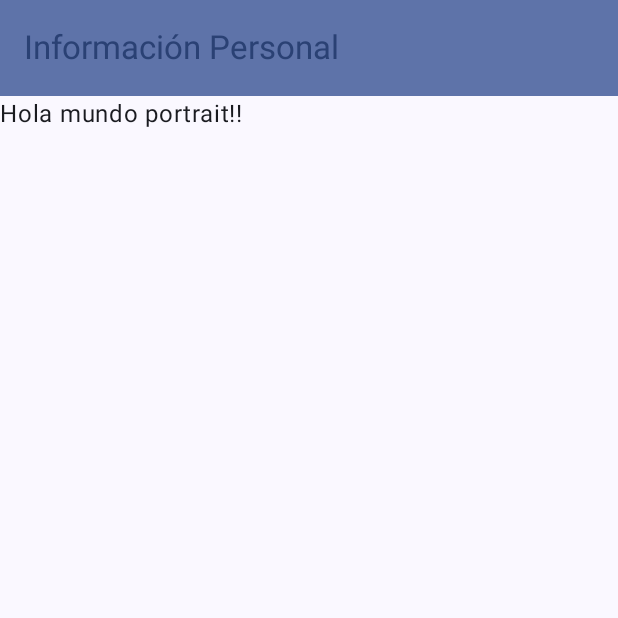
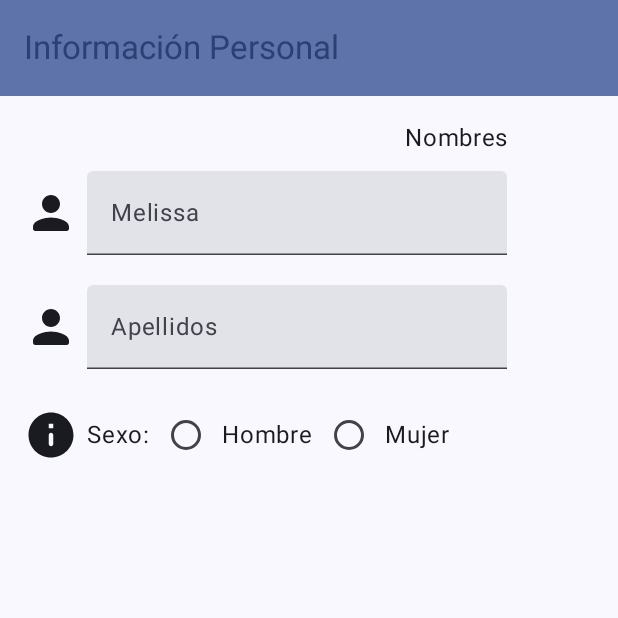
Before and after one commit to FerneyMontoya6/LabsCM20242-Gr03, an Android app built with Jetpack Compose: the screen it shows after launch (MainActivity), on a phone screen of 412 x 824 dp, the top half of it. Run offline under Robolectric (Android 15) with nearby library versions, the phone set to English and light mode, and no system bars.

Commit message:
:sparkles: Beginning of PersonalDataActivity screen

```diff
--- a/Lab1-UI/src/main/java/com/example/labscm20242_gr03/screens/PersonalDataActivity.kt
+++ b/Lab1-UI/src/main/java/com/example/labscm20242_gr03/screens/PersonalDataActivity.kt
@@ -1,32 +1,36 @@
 package com.example.labscm20242_gr03.screens
 
 import android.content.res.Configuration
-import androidx.compose.foundation.layout.Box
-import androidx.compose.foundation.layout.Column
-import androidx.compose.foundation.layout.fillMaxSize
-import androidx.compose.foundation.layout.padding
-import androidx.compose.material3.ExperimentalMaterial3Api
-import androidx.compose.material3.MaterialTheme
-import androidx.compose.material3.Scaffold
-import androidx.compose.material3.Text
-import androidx.compose.material3.TopAppBar
-import androidx.compose.material3.TopAppBarDefaults.topAppBarColors
+import androidx.compose.foundation.layout.*
+import androidx.compose.material.icons.Icons
+import androidx.compose.material.icons.rounded.Info
+import androidx.compose.material.icons.rounded.Person
+import androidx.compose.material3.*
 import androidx.compose.runtime.Composable
+import androidx.compose.runtime.getValue
+import androidx.compose.runtime.mutableStateOf
+import androidx.compose.runtime.remember
+import androidx.compose.runtime.saveable.rememberSaveable
+import androidx.compose.runtime.setValue
+import androidx.compose.ui.Alignment
 import androidx.compose.ui.Modifier
 import androidx.compose.ui.platform.LocalConfiguration
-import androidx.compose.ui.tooling.preview.Preview
+import androidx.compose.ui.unit.dp
 import androidx.navigation.NavController
 
 @OptIn(ExperimentalMaterial3Api::class)
 @Composable
 fun PersonalDataActivity(navController: NavController) {
+    var inputText by rememberSaveable { mutableStateOf("") }
+    var selectedGender by remember { mutableStateOf("") }
+
     val configuration = LocalConfiguration.current
     val isPortrait = configuration.orientation == Configuration.ORIENTATION_PORTRAIT
 
-    Scaffold (
+    Scaffold(
         topBar = {
             TopAppBar(
-                colors = topAppBarColors(
+                colors = TopAppBarDefaults.topAppBarColors(
                     containerColor = MaterialTheme.colorScheme.primaryContainer,
                     titleContentColor = MaterialTheme.colorScheme.primary,
                 ),
@@ -36,9 +40,18 @@ fun PersonalDataActivity(navController: NavController) {
             )
         }
     ) { innerPadding ->
-        Box (modifier = Modifier.padding(innerPadding).fillMaxSize()) {
+        Box(
+            modifier = Modifier
+                .padding(innerPadding)
+                .fillMaxSize()
+        ) {
             if (isPortrait) {
-                PersonalPortraitLayout()
+                PersonalPortraitLayout(
+                    inputText = inputText,
+                    onInputChanges = { inputText = it },
+                    selectedGender = selectedGender,
+                    onGenderChange = { selectedGender = it }
+                )
             } else {
                 PersonalLandscapeLayout()
             }
@@ -47,9 +60,89 @@ fun PersonalDataActivity(navController: NavController) {
 }
 
 @Composable
-fun PersonalPortraitLayout() {
-    Text("Hola mundo portrait!!")
+fun PersonalPortraitLayout(
+    inputText: String,
+    onInputChanges: (String) -> Unit,
+    selectedGender: String,
+    onGenderChange: (String) -> Unit
+) {
+    Column(
+        modifier = Modifier
+            .fillMaxWidth()
+            .padding(16.dp)
+    ) {
 
+        Column(modifier = Modifier.fillMaxWidth()) {
+            Row(
+                Modifier
+                    .fillMaxWidth(0.85f)
+                    .padding(bottom = 10.dp),
+                horizontalArrangement = Arrangement.End
+            ) {
+                Text("Nombres")
+            }
+            Row(
+                modifier = Modifier.padding(bottom = 20.dp),
+                verticalAlignment = Alignment.CenterVertically
+            ) {
+                Icon(
+                    Icons.Rounded.Person,
+                    contentDescription = "Person icon",
+                    modifier = Modifier
+                        .padding(end = 6.dp)
+                        .size(36.dp)
+                )
+                TextField(
+                    value = inputText,
+                    onValueChange = onInputChanges,
+                    label = { Text("Melissa") }
+                )
+            }
+        }
+
+        Row(
+            modifier = Modifier.padding(bottom = 20.dp),
+            verticalAlignment = Alignment.CenterVertically
+        ) {
+            Icon(
+                Icons.Rounded.Person,
+                contentDescription = "Person icon",
+                modifier = Modifier
+                    .padding(end = 6.dp)
+                    .size(36.dp)
+            )
+            TextField(
+                value = inputText,
+                onValueChange = onInputChanges,
+                label = { Text("Apellidos") }
+            )
+        }
+
+        // Género
+        Row(
+            modifier = Modifier.padding(bottom = 20.dp),
+            verticalAlignment = Alignment.CenterVertically
+        ) {
+            Icon(
+                Icons.Rounded.Info,
+                contentDescription = "Person icon",
+                modifier = Modifier
+                    .padding(end = 6.dp)
+                    .size(36.dp)
+            )
+            Text("Sexo:")
+            RadioButton(
+                selected = selectedGender == "Hombre",
+                onClick = { onGenderChange("Hombre") }
+            )
+            Text("Hombre")
+            RadioButton(
+                selected = selectedGender == "Mujer",
+                onClick = { onGenderChange("Mujer") }
+            )
+            Text("Mujer")
+        }
+    }
 }
 
 @Composable
```
